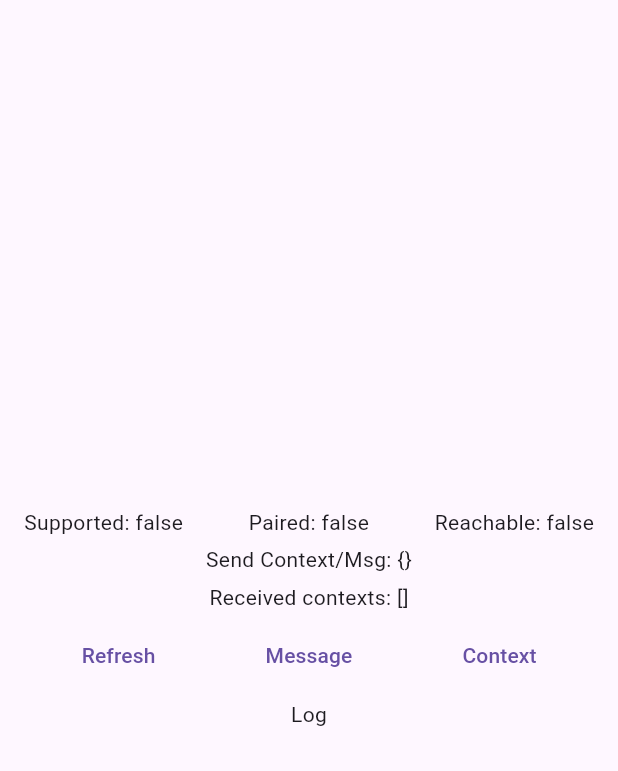
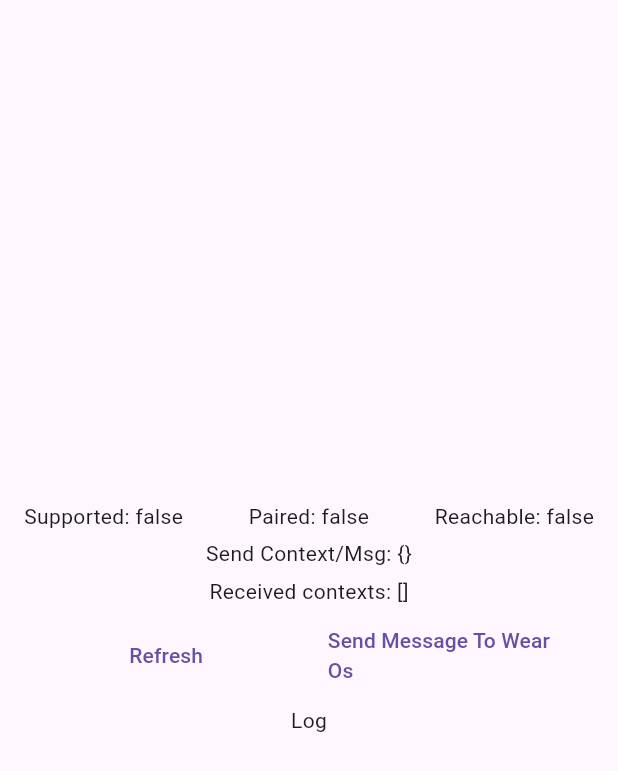
Before and after one commit to JagaranMaharjan/wear_os_sample, a Flutter app: the screen it shows after launch, on a phone screen of 412 x 824 dp. Shown: the top 771 px of the screen. Run offline on Flutter 3.47's test engine with Material 3 defaults, Android fonts, the phone set to English and light mode, and no system bars; missing offline and left inert: is_wear, watch_connectivity, wear_plus; statements that could not run were skipped.

Commit message:
button msg change

```diff
--- a/lib/main.dart
+++ b/lib/main.dart
@@ -109,15 +109,16 @@ class _MyAppState extends State<MyApp> {
                   Expanded(
                     child: TextButton(
                       onPressed: () => sendMessage(),
-                      child: _buildText('Message'),
+                      child: _buildText(
+                          '${isWear ? 'Send Message To Android' : 'Send Message To Wear Os'}'),
                     ),
                   ),
-                  Expanded(
-                    child: TextButton(
-                      onPressed: () => sendContext(),
-                      child: _buildText('Context'),
-                    ),
-                  ),
+                  // Expanded(
+                  //   child: TextButton(
+                  //     onPressed: () => sendContext(),
+                  //     child: _buildText('Context'),
+                  //   ),
+                  // ),
                 ],
               ),
               // TextButton(
```
